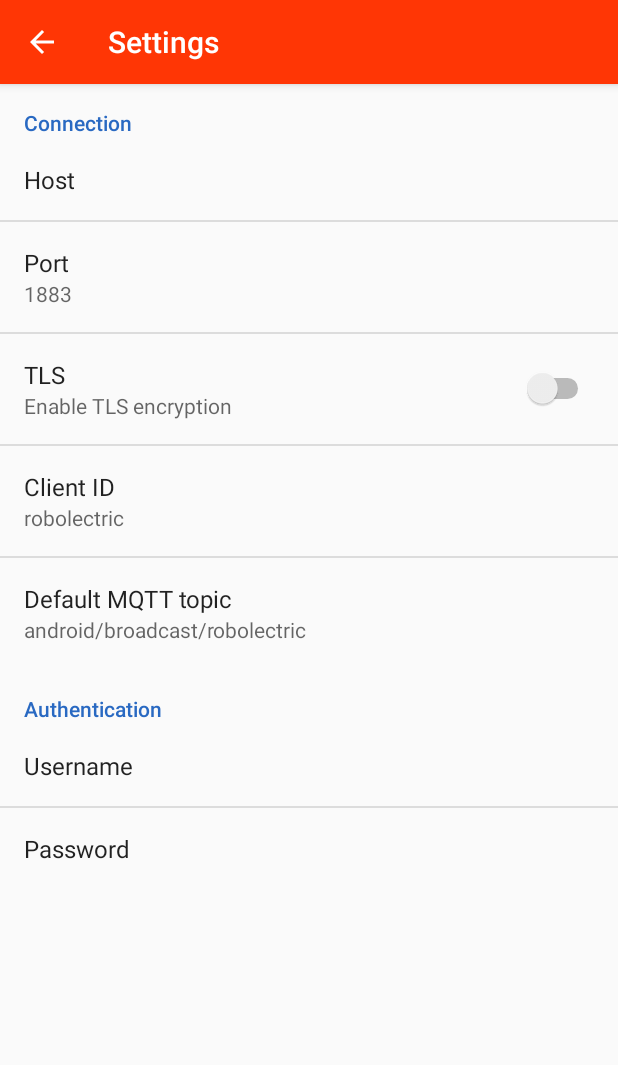
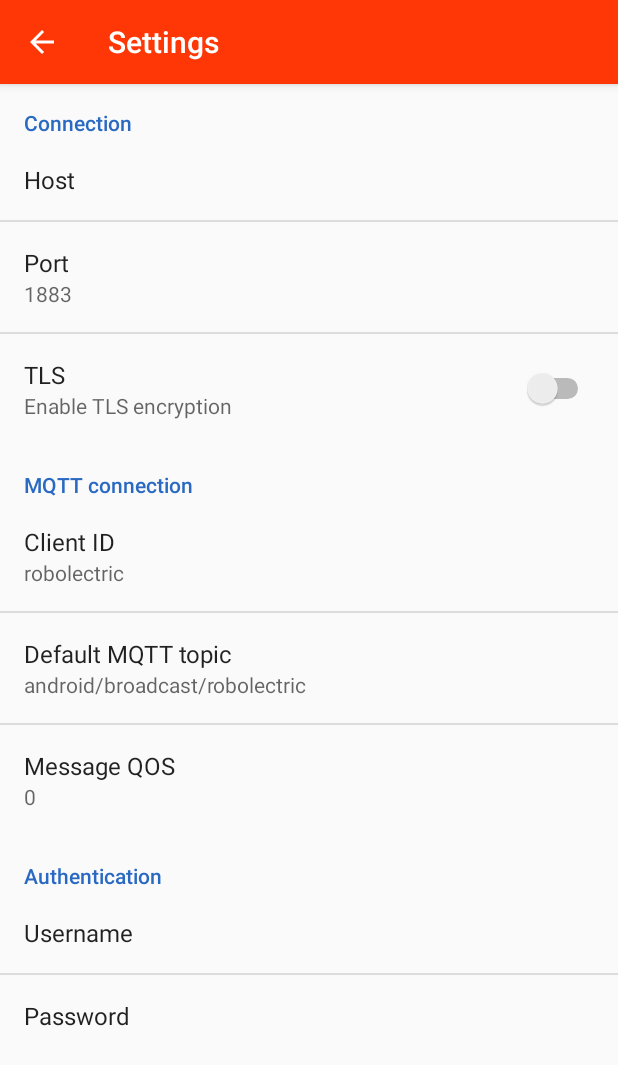
Before and after one commit to pixento/broadcast-to-mqtt, an Android app: the screen it shows after launch (SettingsActivity), after a tap on "Settings", on a phone screen of 412 x 824 dp. Shown: the top 1065 px of the screen. Run offline under Robolectric (Android 15) with nearby library versions, the phone set to English and light mode, and no system bars; libraries missing offline, so code that uses them is left out: org.eclipse.paho; 4 statements that could not run were skipped.

Commit message:
Added QOS settings.

```diff
--- a/app/build.gradle
+++ b/app/build.gradle
@@ -7,8 +7,8 @@ android {
         applicationId "pixento.nl.broadcasttomqtt"
         minSdkVersion 21
         targetSdkVersion 26
-        versionCode 7
-        versionName "1.1"
+        versionCode 9
+        versionName "1.2"
         testInstrumentationRunner "android.support.test.runner.AndroidJUnitRunner"
     }
     buildTypes {
--- a/app/src/main/java/pixento/nl/broadcasttomqtt/MqttConnection.java
+++ b/app/src/main/java/pixento/nl/broadcasttomqtt/MqttConnection.java
@@ -58,6 +58,7 @@ public class MqttConnection {
     private String globalTopic;
     private String username;
     private String password;
+    private int messageQOS = 0;
     private boolean reconnect = false;
     private boolean useTLS = false;
 
@@ -136,6 +137,7 @@ public class MqttConnection {
         globalTopic = prefs.getString("pref_mqtt_topic", defaultTopic);
         String protocol = useTLS ? "ssl" : "tcp";
         serverUri = server.isEmpty() ? "" : protocol + "://" + server + ":" + port;
+        messageQOS = Integer.parseInt(prefs.getString("pref_mqtt_qos", "0"));
 
         // Get the username and password
         username = prefs.getString("pref_username", "").trim();
@@ -476,7 +478,7 @@ public class MqttConnection {
             // Create the MQTT message, and publish!
             MqttMessage mqttMessage = new MqttMessage();
             mqttMessage.setPayload(message.payload.toString().getBytes());
-            mqttMessage.setQos(2);
+            mqttMessage.setQos(messageQOS);
 
             // Determine the topic and publish the message
             String topic = message.topic.isEmpty() ?
@@ -485,7 +487,9 @@ public class MqttConnection {
             mqttAndroidClient.publish(topic, mqttMessage);
 
             // Some nice logging, yeah!
-            Log.i(TAG, "Message Published: " + message.toString());
+            Log.i(TAG, String.format(
+                "Message Published (QOS: %d): %s", messageQOS, message.toString()
+            ));
 
             // Return true on success!
             return true;
--- /dev/null
+++ b/app/src/main/res/values/arrays.xml
@@ -0,0 +1,8 @@
+<?xml version="1.0" encoding="utf-8"?>
+<resources>
+    <string-array name="prefs_list_qos_options">
+        <item>0</item>
+        <item>1</item>
+        <item>2</item>
+    </string-array>
+</resources>
--- a/app/src/main/res/xml/preferences.xml
+++ b/app/src/main/res/xml/preferences.xml
@@ -21,6 +21,11 @@
             android:key="pref_tls"
             android:summary="Enable TLS encryption"
             android:title="TLS"/>
+
+    </PreferenceCategory>
+
+    <PreferenceCategory android:title="MQTT connection">
+
         <EditTextPreference
             android:inputType="text"
             android:key="pref_client_id"
@@ -33,6 +38,13 @@
             android:selectAllOnFocus="true"
             android:singleLine="true"
             android:title="Default MQTT topic"/>
+        <ListPreference
+            android:defaultValue="0"
+            android:entries="@array/prefs_list_qos_options"
+            android:entryValues="@array/prefs_list_qos_options"
+            android:key="pref_mqtt_qos"
+            android:title="Message QOS"/>
+
     </PreferenceCategory>
     <PreferenceCategory android:title="Authentication">
 
```
